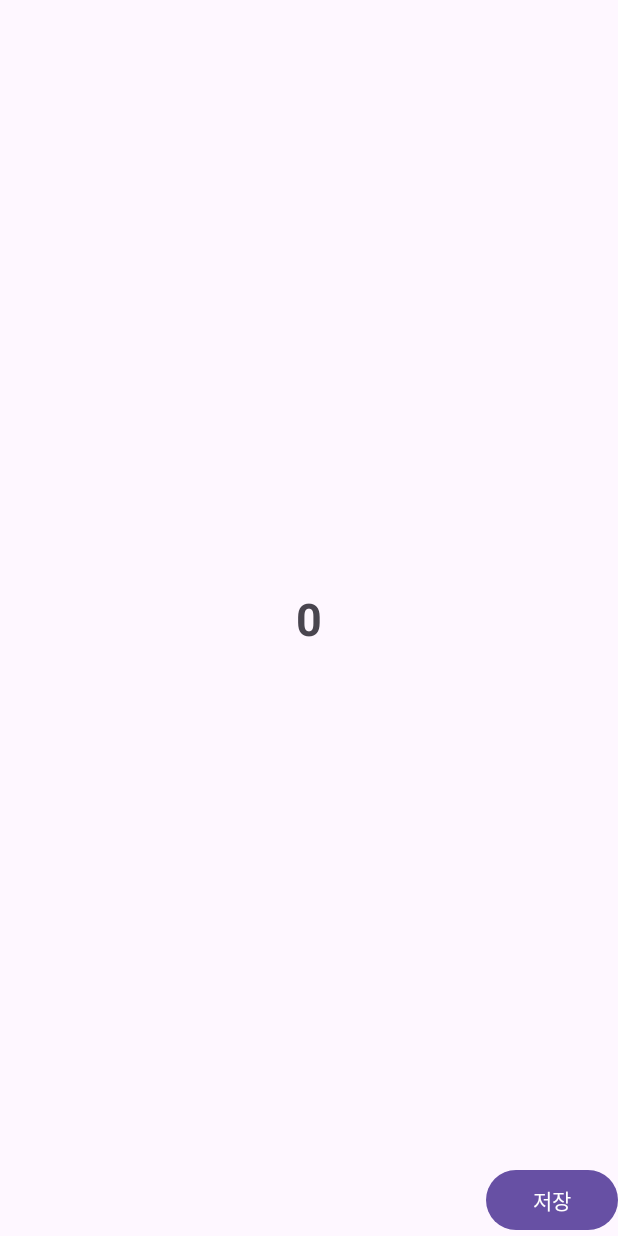
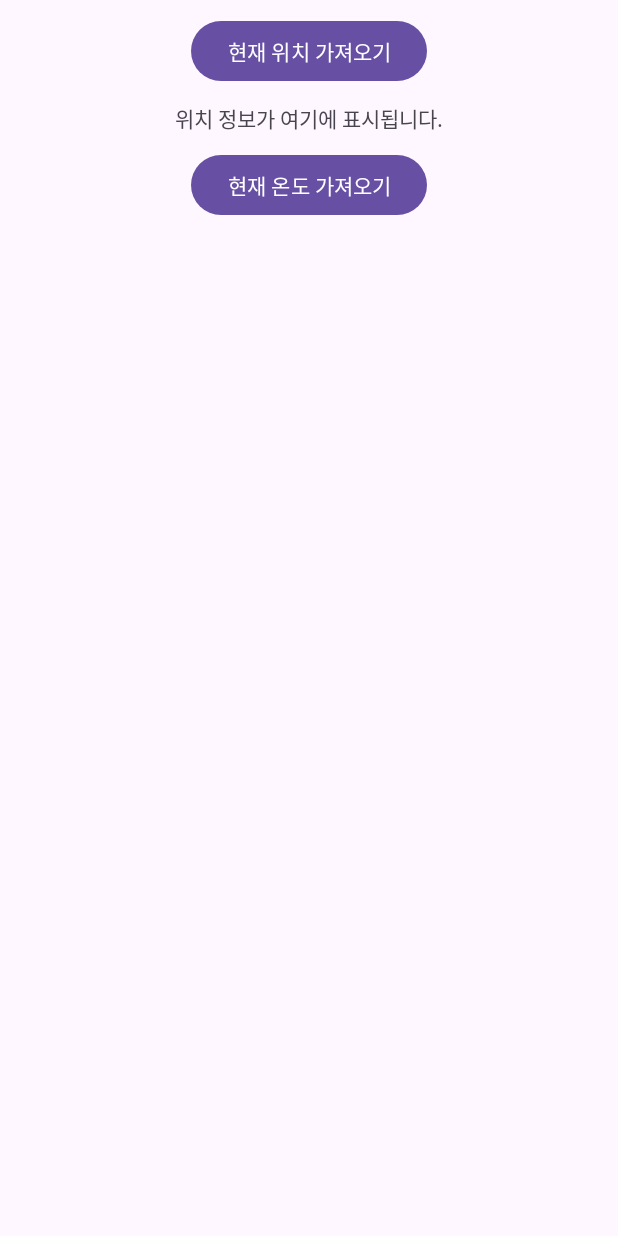
Before and after one commit to pyowonsik/OndoOtdo, an Android app: the layout activity_main.xml on its own in the app's theme, with its tools: preview values and no code run, on a phone screen of 412 x 824 dp. Run offline under Robolectric (Android 15) with nearby library versions, the phone set to English and light mode, and no system bars.

Commit message:
feat : 현재 위치 가져오기

```diff
--- a/app/src/main/res/layout/activity_main.xml
+++ b/app/src/main/res/layout/activity_main.xml
@@ -1,34 +1,37 @@
 <?xml version="1.0" encoding="utf-8"?>
-<layout
-    xmlns:android="http://schemas.android.com/apk/res/android"
-    xmlns:app="http://schemas.android.com/apk/res-auto"
-    xmlns:tools="http://schemas.android.com/tools">
-
-    <androidx.constraintlayout.widget.ConstraintLayout
-        android:id="@+id/main"
+<layout>
+    <LinearLayout
+        xmlns:android="http://schemas.android.com/apk/res/android"
         android:layout_width="match_parent"
         android:layout_height="match_parent"
-        tools:context=".MainActivity">
+        android:orientation="vertical">
 
+        <Button
+            android:id="@+id/getLocationButton"
+            android:layout_width="wrap_content"
+            android:layout_height="wrap_content"
+            android:text="현재 위치 가져오기"
+            android:layout_centerHorizontal="true"
+            android:layout_marginTop="10dp"
+            android:layout_gravity="center" />
 
         <TextView
+            android:id="@+id/locationTextView"
             android:layout_width="wrap_content"
             android:layout_height="wrap_content"
-            android:text="0"
-            android:textSize="30sp"
-            android:textStyle="bold"
-            app:layout_constraintBottom_toBottomOf="parent"
-            app:layout_constraintEnd_toEndOf="parent"
-            app:layout_constraintStart_toStartOf="parent"
-            app:layout_constraintTop_toTopOf="parent" />
+            android:layout_below="@id/getLocationButton"
+            android:layout_marginTop="10dp"
+            android:text="위치 정보가 여기에 표시됩니다."
+            android:layout_centerHorizontal="true"
+            android:layout_gravity="center"  />
 
         <Button
-            android:id="@+id/saveBtn"
+            android:id="@+id/getTemperatureButton"
             android:layout_width="wrap_content"
             android:layout_height="wrap_content"
-            android:text="저장"
-            app:layout_constraintBottom_toBottomOf="parent"
-            app:layout_constraintEnd_toEndOf="parent" />
-
-    </androidx.constraintlayout.widget.ConstraintLayout>
+            android:text="현재 온도 가져오기"
+            android:layout_centerHorizontal="true"
+            android:layout_marginTop="10dp"
+            android:layout_gravity="center" />
+    </LinearLayout>
 </layout>
```
Also changed, not shown: app/src/main/java/com/wspyo/ondootdo/MainActivity.kt (+115 -29 lines).
